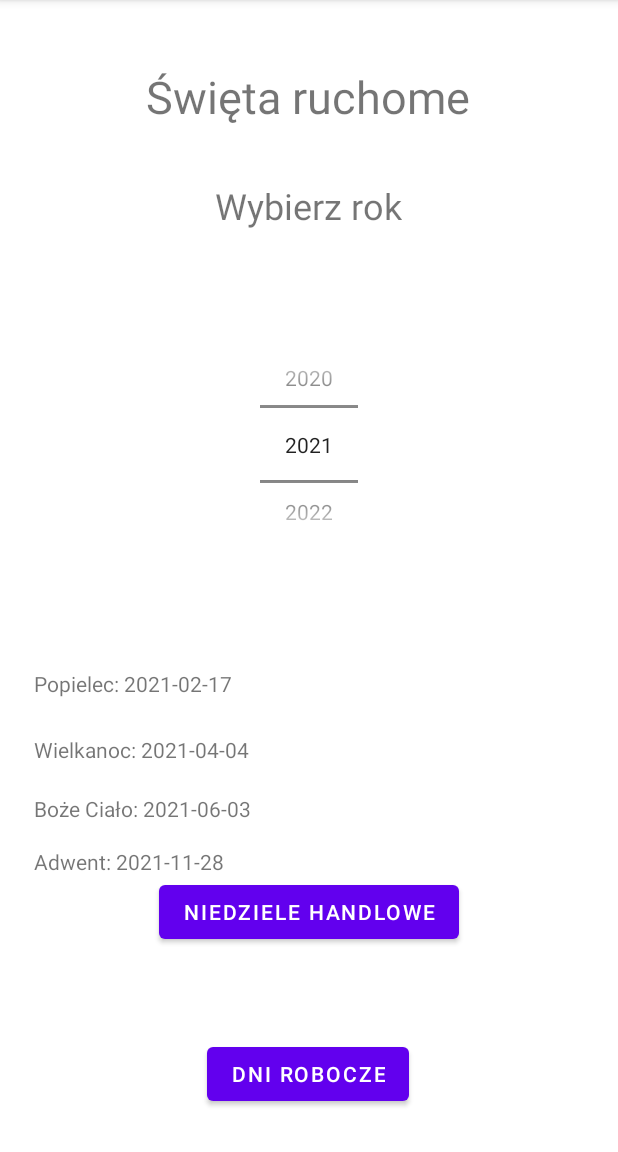
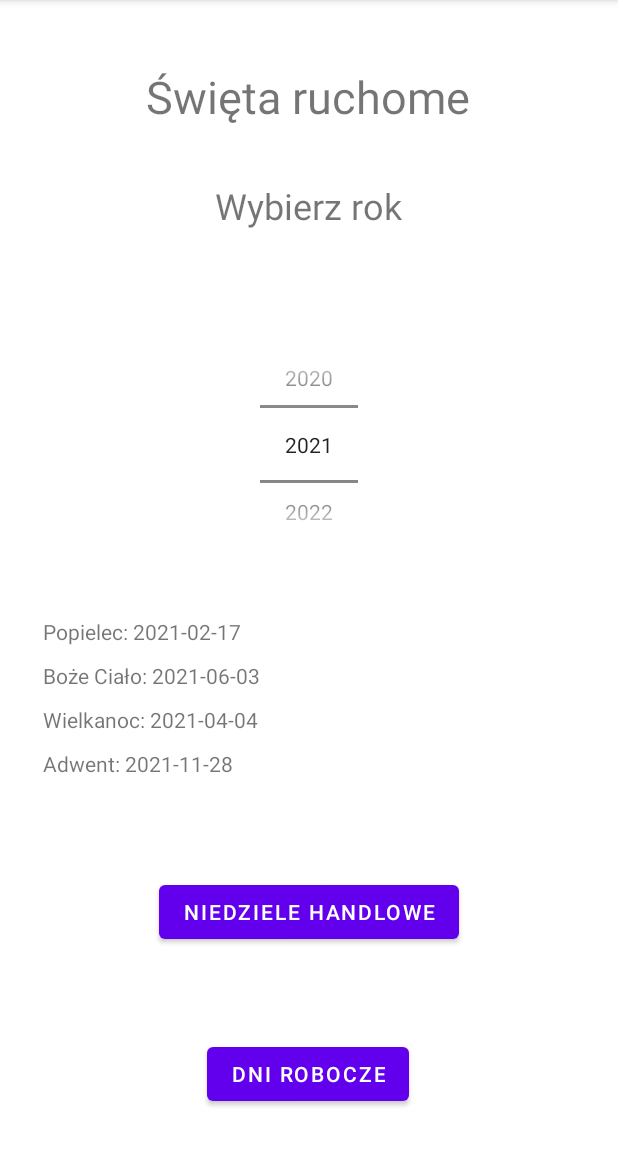
Before and after one commit to Kolano99/daysOfYearsApp, an Android app: the screen it shows after launch (MainActivity), on a phone screen of 412 x 824 dp, the part 84-1236 px from its top. Run offline under Robolectric (Android 15) with nearby library versions, the phone set to English and light mode, and no system bars.

Commit message:
Final frontend touches

```diff
--- a/app/src/main/java/com/example/polishcalendar/WorkingDaysActivity.kt
+++ b/app/src/main/java/com/example/polishcalendar/WorkingDaysActivity.kt
@@ -30,7 +30,7 @@ class WorkingDaysActivity : AppCompatActivity() {
             endDate.minDate = minDate
             endDate.maxDate = maxDate
         }
-        startDate.setOnDateChangedListener { view, year, monthOfYear, dayOfMonth ->
+        startDate.setOnDateChangedListener { _, year, monthOfYear, dayOfMonth ->
             val newStartDate = LocalDate.of(year, monthOfYear + 1, dayOfMonth)
             val oldEndDate = LocalDate.of(endDate.year, endDate.month + 1, endDate.dayOfMonth)
             if (newStartDate > oldEndDate) {
@@ -39,7 +39,7 @@ class WorkingDaysActivity : AppCompatActivity() {
             setWorkingDays(getWorkingDays(newStartDate, LocalDate.of(endDate.year, endDate.month + 1, endDate.dayOfMonth)))
         }
 
-        endDate.setOnDateChangedListener { view, year, monthOfYear, dayOfMonth ->
+        endDate.setOnDateChangedListener { _, year, monthOfYear, dayOfMonth ->
             val newEndDate = LocalDate.of(year, monthOfYear + 1, dayOfMonth)
             val oldStartDate = LocalDate.of(startDate.year, startDate.month + 1, startDate.dayOfMonth)
             if (newEndDate < oldStartDate) {
--- /dev/null
+++ b/app/src/main/res/drawable/divider.xml
@@ -0,0 +1,4 @@
+<?xml version="1.0" encoding="utf-8"?>
+<shape xmlns:android="http://schemas.android.com/apk/res/android" >
+    <size android:height="10dp"/>
+</shape>
--- a/app/src/main/res/layout/activity_main.xml
+++ b/app/src/main/res/layout/activity_main.xml
@@ -23,7 +23,7 @@
         android:layout_width="65dp"
         android:layout_height="134dp"
         android:layout_marginTop="76dp"
-        app:layout_constraintBottom_toTopOf="@+id/ashWednesday"
+        app:layout_constraintBottom_toTopOf="@+id/buttonSundays"
         app:layout_constraintEnd_toEndOf="parent"
         app:layout_constraintStart_toStartOf="parent"
         app:layout_constraintTop_toBottomOf="@+id/textView3"
@@ -64,49 +64,43 @@
         app:layout_constraintTop_toBottomOf="@+id/textView2"
         app:layout_constraintVertical_chainStyle="spread_inside" />
 
+    <LinearLayout
+        android:layout_width="wrap_content"
+        android:layout_height="wrap_content"
+        android:divider="@drawable/divider"
+        android:orientation="vertical"
+        android:showDividers="middle"
+        app:layout_constraintBottom_toBottomOf="parent"
+        app:layout_constraintEnd_toEndOf="parent"
+        app:layout_constraintHorizontal_bias="0.108"
+        app:layout_constraintStart_toStartOf="parent"
+        app:layout_constraintTop_toTopOf="parent"
+        app:layout_constraintVertical_bias="0.623">
+
         <TextView
             android:id="@+id/ashWednesday"
             android:layout_width="wrap_content"
             android:layout_height="wrap_content"
-        android:text="Popielec: "
-        app:layout_constraintBottom_toTopOf="@+id/easter"
-        app:layout_constraintEnd_toEndOf="parent"
-        app:layout_constraintHorizontal_bias="0.082"
-        app:layout_constraintStart_toStartOf="parent"
-        app:layout_constraintTop_toTopOf="parent"
-        app:layout_constraintVertical_bias="0.948" />
+            android:text="Popielec: " />
 
         <TextView
             android:id="@+id/feastOfCorpusChristi"
             android:layout_width="wrap_content"
             android:layout_height="wrap_content"
-        android:layout_marginBottom="16dp"
             android:text="Boże Ciało:"
-        app:layout_constraintBottom_toTopOf="@+id/advent"
-        app:layout_constraintEnd_toEndOf="parent"
-        app:layout_constraintHorizontal_bias="0.085"
-        app:layout_constraintStart_toStartOf="parent" />
+            app:layout_constraintBottom_toTopOf="@+id/advent" />
 
         <TextView
             android:id="@+id/easter"
             android:layout_width="wrap_content"
             android:layout_height="wrap_content"
-        android:layout_marginBottom="20dp"
-        android:text="Wielkanoc:"
-        app:layout_constraintBottom_toTopOf="@+id/feastOfCorpusChristi"
-        app:layout_constraintEnd_toEndOf="parent"
-        app:layout_constraintHorizontal_bias="0.084"
-        app:layout_constraintStart_toStartOf="parent" />
+            android:text="Wielkanoc:" />
 
         <TextView
             android:id="@+id/advent"
             android:layout_width="wrap_content"
             android:layout_height="wrap_content"
-        android:layout_marginBottom="184dp"
-        android:text="Adwent:"
-        app:layout_constraintBottom_toBottomOf="parent"
-        app:layout_constraintEnd_toEndOf="@+id/feastOfCorpusChristi"
-        app:layout_constraintHorizontal_bias="0.0"
-        app:layout_constraintStart_toStartOf="@+id/feastOfCorpusChristi" />
+            android:text="Adwent:" />
+    </LinearLayout>
 
 </androidx.constraintlayout.widget.ConstraintLayout>
--- a/app/src/main/res/layout/activity_working_days.xml
+++ b/app/src/main/res/layout/activity_working_days.xml
@@ -34,6 +34,7 @@
         android:layout_height="wrap_content"
         android:layout_marginTop="16dp"
         android:text="Dni robocze"
+        android:textSize="24sp"
         app:layout_constraintEnd_toEndOf="parent"
         app:layout_constraintHorizontal_bias="0.498"
         app:layout_constraintStart_toStartOf="parent"
```
Also changed, not shown: gradle/wrapper/gradle-wrapper.properties. Lines whose indentation alone changed are shown as unchanged.
